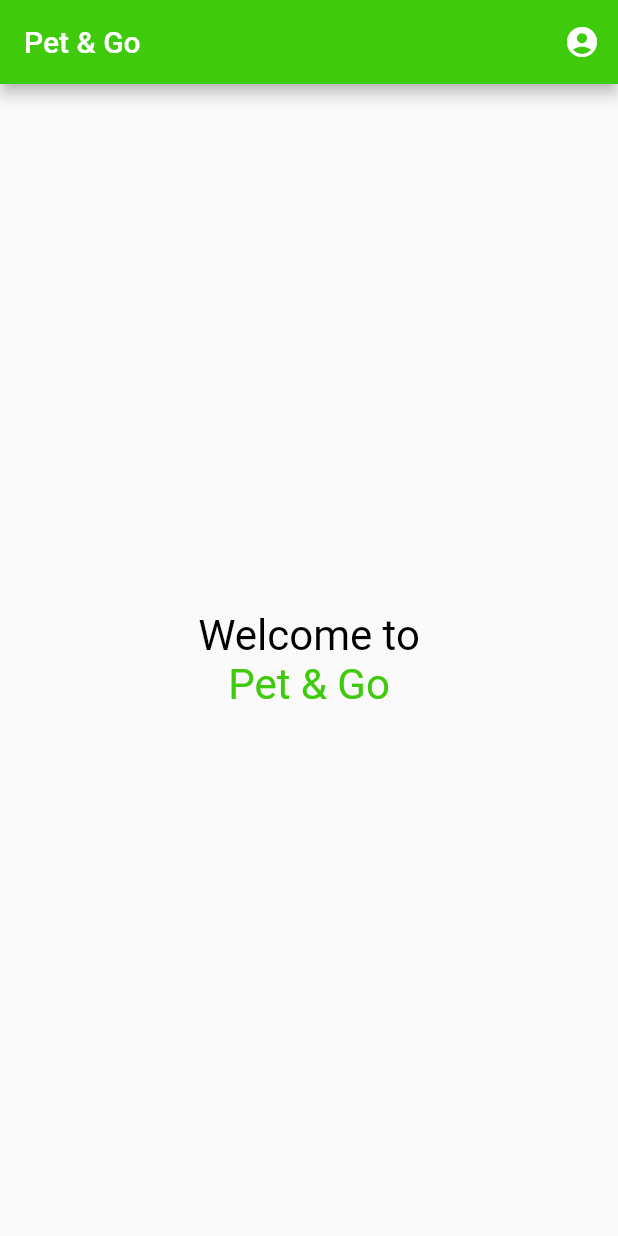
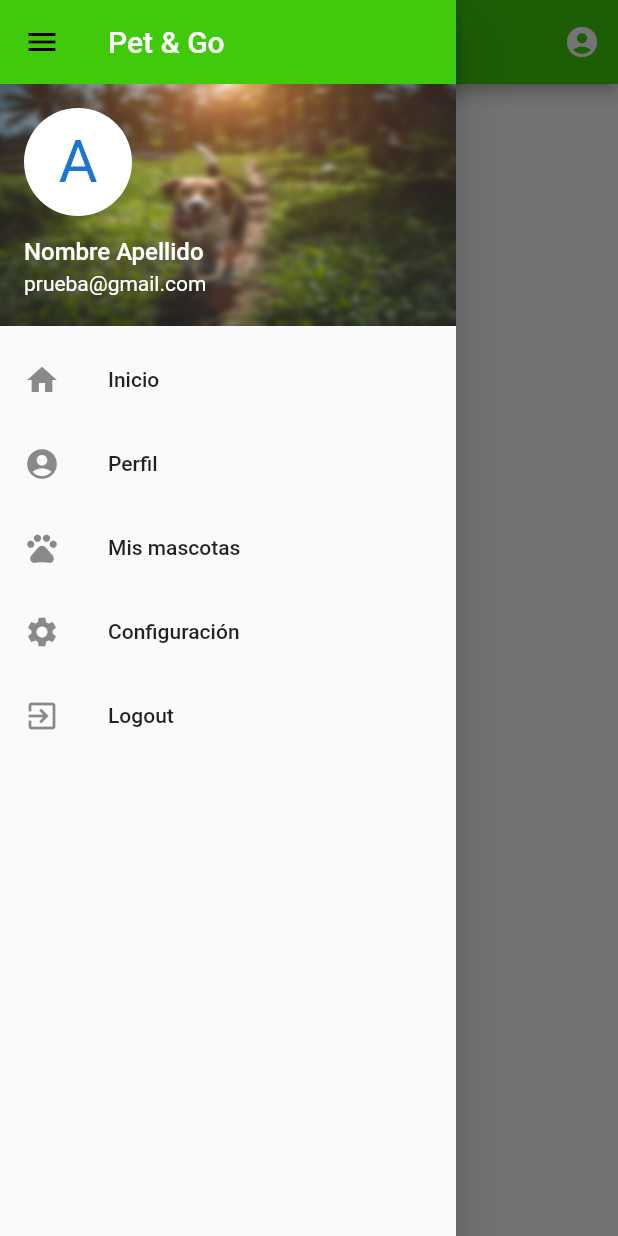
Before and after one commit to aridearriba/Pet-and-go_Front-end, a Flutter app: the Home screen opened directly with empty values, with the side drawer open (before the commit the screen has no drawer), on a phone screen of 412 x 824 dp. Run offline on Flutter 3.47's test engine with Material 2 defaults, Android fonts, the phone set to English and light mode, and no system bars.

Commit message:
First menu design

```diff
--- a/lib/screens/home.dart
+++ b/lib/screens/home.dart
@@ -1,6 +1,7 @@
 import 'dart:convert';
 
 import 'package:flutter/material.dart';
+import 'package:petandgo/screens/menu/menu.dart';
 import 'package:petandgo/screens/user/login.dart';
 import 'package:petandgo/screens/user/profile.dart';
 import 'package:petandgo/model/user.dart';
@@ -35,6 +36,7 @@ class _HomeState extends State<Home> {
     @override
     Widget build(BuildContext context) {
         return Scaffold(
+            drawer: Menu(),
             appBar: AppBar(
                 title: Text(
                     'Pet & Go',
--- /dev/null
+++ b/lib/screens/menu/menu.dart
@@ -0,0 +1,80 @@
+import 'package:flutter/material.dart';
+
+class Menu extends StatelessWidget {
+    @override
+    Widget build(BuildContext context) {
+        return Drawer(
+            child: ListView(
+                padding: EdgeInsets.zero,
+                children: <Widget>[
+                    AppBar(
+                        title: Text(
+                            'Pet & Go',
+                            style: TextStyle(
+                                color: Colors.white,
+                            ),
+                        ),
+                    ),
+                    UserAccountsDrawerHeader(
+                        accountName: Text(
+                            "Nombre Apellido",
+                            style: TextStyle(
+                                color: Colors.white,
+                                fontSize: 16,
+                            ),
+                        ),
+                        accountEmail: Text(
+                            "prueba@gmail.com",
+                            style: TextStyle(
+                                color: Colors.white,
+                                fontSize: 14,
+                            ),
+                        ),
+                        decoration:  BoxDecoration(
+                            color: Colors.green,
+                            image: DecorationImage(
+                                fit: BoxFit.fill,
+                                image: AssetImage('assets/images/background-login.jpg')
+                            )
+                        ),
+                        currentAccountPicture: CircleAvatar(
+                            backgroundColor:
+                            Theme.of(context).platform == TargetPlatform.iOS
+                                ? Colors.blue
+                                : Colors.white,
+                            child: Text(
+                                "A",
+                                style: TextStyle(fontSize: 40.0),
+                            ),
+                        ),
+                    ),
+                    ListTile(
+                        leading: Icon(Icons.home),
+                        title: Text('Inicio'),
+                        onTap: () => {},
+                    ),
+                    ListTile(
+                        leading: Icon(Icons.account_circle),
+                        title: Text('Perfil'),
+                        onTap: () => {Navigator.of(context).pop()},
+                    ),
+                    ListTile(
+                        leading: Icon(Icons.pets),
+                        title: Text('Mis mascotas'),
+                        onTap: () => {Navigator.of(context).pop()},
+                    ),
+                    ListTile(
+                        leading: Icon(Icons.settings),
+                        title: Text('Configuración'),
+                        onTap: () => {Navigator.of(context).pop()},
+                    ),
+                    ListTile(
+                        leading: Icon(Icons.exit_to_app),
+                        title: Text('Logout'),
+                        onTap: () => {Navigator.of(context).pop()},
+                    ),
+                ],
+            ),
+        );
+    }
+}
```
